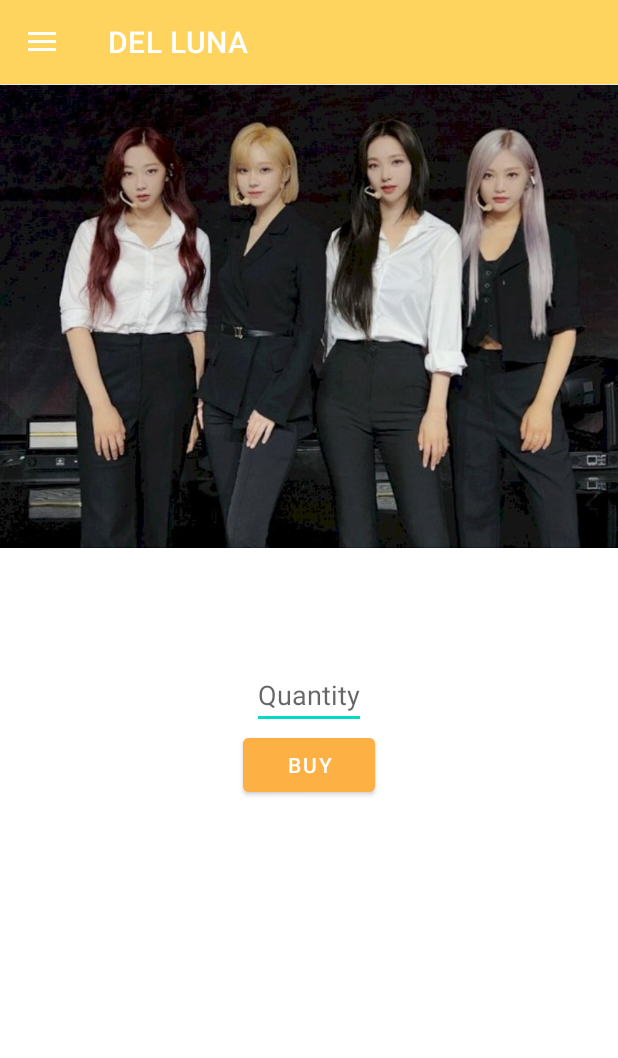
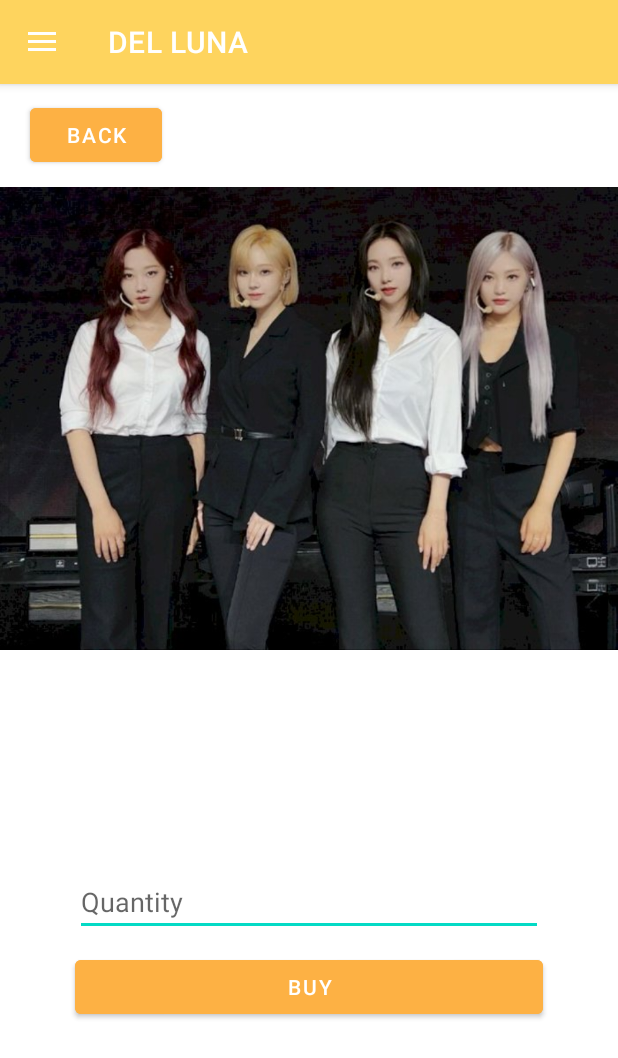
Before and after one commit to Sorrymaker12/del-luna-test, an Android app: the ItemDetail screen opened directly, with no data from a screen before it, on a phone screen of 412 x 824 dp. Shown: the top 1058 px of the screen. Run offline under Robolectric (Android 15) with nearby library versions, the phone set to English and light mode, and no system bars; 5 statements that could not run were skipped.

Commit message:
FE + Back button

```diff
--- a/app/src/main/java/com/example/labux/ItemDetail.java
+++ b/app/src/main/java/com/example/labux/ItemDetail.java
@@ -25,7 +25,7 @@ public class ItemDetail extends AppCompatActivity {
     ImageView imageView;
     TextView pName, pPrice;
     EditText quantity;
-    Button buyBtn;
+    Button buyBtn, backBtn;
     String qty;
     DrawerLayout DL;
     NavigationView NV;
@@ -46,6 +46,7 @@ public class ItemDetail extends AppCompatActivity {
         AtomicBoolean flag = new AtomicBoolean(true);
         quantity = findViewById(R.id.ET_itemQty);
         buyBtn = findViewById(R.id.BTN_buy);
+        backBtn = findViewById(R.id.BTN_back);
 
         buyBtn.setOnClickListener(e ->  {
             flag.set(true);
@@ -61,12 +62,21 @@ public class ItemDetail extends AppCompatActivity {
             if (flag.get()) {
                 Extras = getIntent().getExtras();
                 String a = Extras.getString("username");
-                buyBtn.setBackgroundColor(Color.WHITE);
+                buyBtn.setBackgroundColor(Color.BLACK);
                 Intent intent1 = new Intent(ItemDetail.this, Items.class);
                 intent1.putExtra("username", a);
                 startActivity(intent1);
                 finish();
             }
+        });
+
+        backBtn.setOnClickListener(e -> {
+            Extras = getIntent().getExtras();
+            String a = Extras.getString("username");
+            Intent intent1 = new Intent(ItemDetail.this, Items.class);
+            intent1.putExtra("username", a);
+            startActivity(intent1);
+            finish();
         });
     }
 
--- a/app/src/main/java/com/example/labux/MainActivity.java
+++ b/app/src/main/java/com/example/labux/MainActivity.java
@@ -106,7 +106,7 @@ public class MainActivity extends AppCompatActivity {
 
 
             if (flag.get()) {
-                btnSubmit.setBackgroundColor(Color.WHITE);
+                btnSubmit.setBackgroundColor(Color.BLACK);
                 Intent intent = new Intent(this, Home.class);
                 String sep[] = email.split("@");
                 intent.putExtra("username", sep[0]);
--- a/app/src/main/res/layout/activity_about_us.xml
+++ b/app/src/main/res/layout/activity_about_us.xml
@@ -42,7 +42,7 @@
             android:id="@+id/TV_Version"
             android:layout_width="wrap_content"
             android:layout_height="wrap_content"
-            android:layout_marginBottom="64dp"
+            android:layout_marginBottom="36dp"
             android:text="Version 2.2.3"
             app:layout_constraintBottom_toBottomOf="parent"
             app:layout_constraintLeft_toLeftOf="parent"
@@ -68,7 +68,8 @@
             android:layout_marginTop="256dp"
             android:paddingHorizontal="80dp"
             android:text="Del Luna, the official e-commerce for the fans around the world! From official artist merch to exclusive items and albums, everything that fans need is available here!  "
-            android:textSize="20sp"
+            android:textSize="16sp"
+            android:gravity="center"
             app:layout_constraintBottom_toBottomOf="parent"
             app:layout_constraintLeft_toLeftOf="parent"
             app:layout_constraintRight_toRightOf="parent"
--- a/app/src/main/res/layout/activity_item_detail.xml
+++ b/app/src/main/res/layout/activity_item_detail.xml
@@ -16,6 +16,15 @@ tools:context=".Home">
         android:layout_height="match_parent"
         android:orientation="vertical">
 
+        <Button
+            android:id="@+id/BTN_back"
+            android:layout_width="wrap_content"
+            android:layout_height="wrap_content"
+            android:backgroundTint="@color/orangeDark"
+            android:layout_marginStart="20dp"
+            android:layout_marginVertical="10dp"
+            android:layout_gravity="start"
+            android:text="Back"/>
 
         <ImageView
             android:id="@+id/IV_itemImg"
@@ -27,6 +36,8 @@ tools:context=".Home">
             android:id="@+id/TV_itemPrice"
             android:layout_width="wrap_content"
             android:layout_height="wrap_content"
+            android:layout_marginStart="50dp"
+            android:layout_marginTop="10dp"
             android:text="Rp 1000.000"
             android:textSize="35sp"
             android:textColor="@color/orangeDark"
@@ -37,21 +48,27 @@ tools:context=".Home">
             android:layout_width="wrap_content"
             android:layout_height="wrap_content"
             android:text="AESPA"
+            android:layout_marginStart="50dp"
+            android:layout_marginTop="10dp"
+            android:layout_marginBottom="50dp"
             android:textSize="20sp"
             android:textColor="@color/black" />
 
         <EditText
             android:id="@+id/ET_itemQty"
-            android:layout_width="wrap_content"
+            android:layout_width="match_parent"
             android:layout_height="wrap_content"
+            android:layout_marginHorizontal="50dp"
             android:layout_gravity="center"
             android:hint="Quantity"/>
 
         <Button
             android:id="@+id/BTN_buy"
-            android:layout_width="wrap_content"
+            android:layout_width="match_parent"
             android:layout_height="wrap_content"
             android:backgroundTint="@color/orangeDark"
+            android:layout_marginHorizontal="50dp"
+            android:layout_marginTop="10dp"
             android:layout_gravity="center"
             android:text="BUY"/>
     </LinearLayout>
--- a/app/src/main/res/layout/fragment_content1.xml
+++ b/app/src/main/res/layout/fragment_content1.xml
@@ -6,7 +6,6 @@
     tools:context=".Content1"
     android:orientation="vertical">
 
-    <!-- TODO: Update blank fragment layout -->
     <androidx.recyclerview.widget.RecyclerView
         android:id="@+id/rv1"
         android:layout_width="wrap_content"
```
Also changed, not shown: app/src/main/res/layout/activity_home.xml (+22 -19 lines), app/src/main/res/layout/activity_main.xml (+13 -13 lines).
